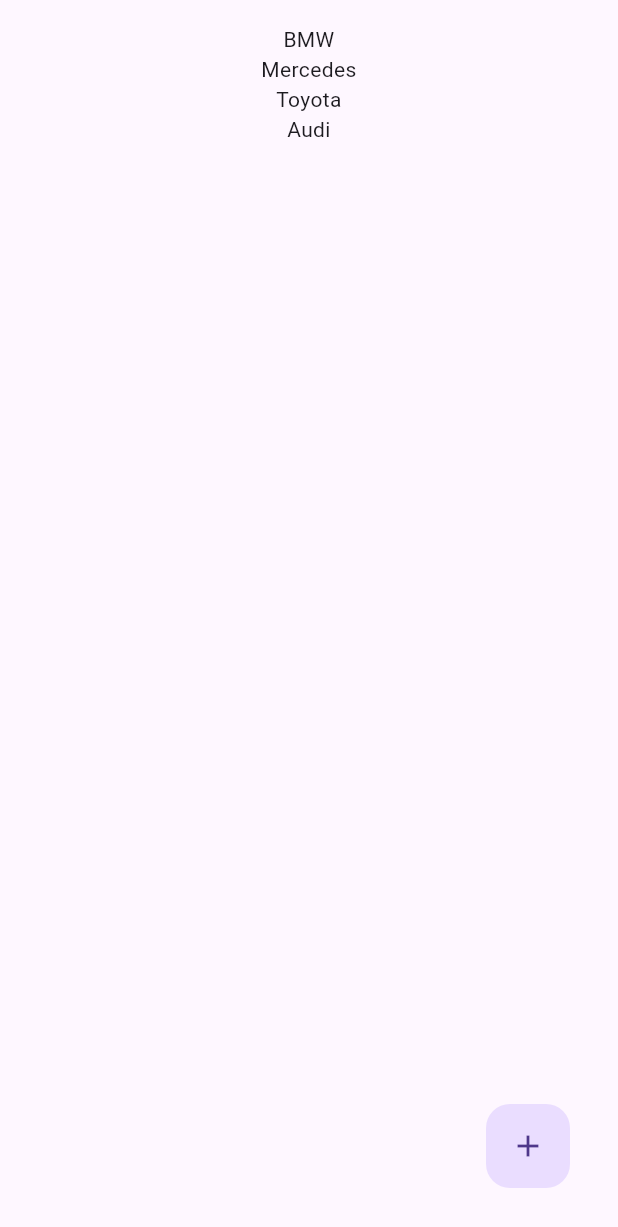
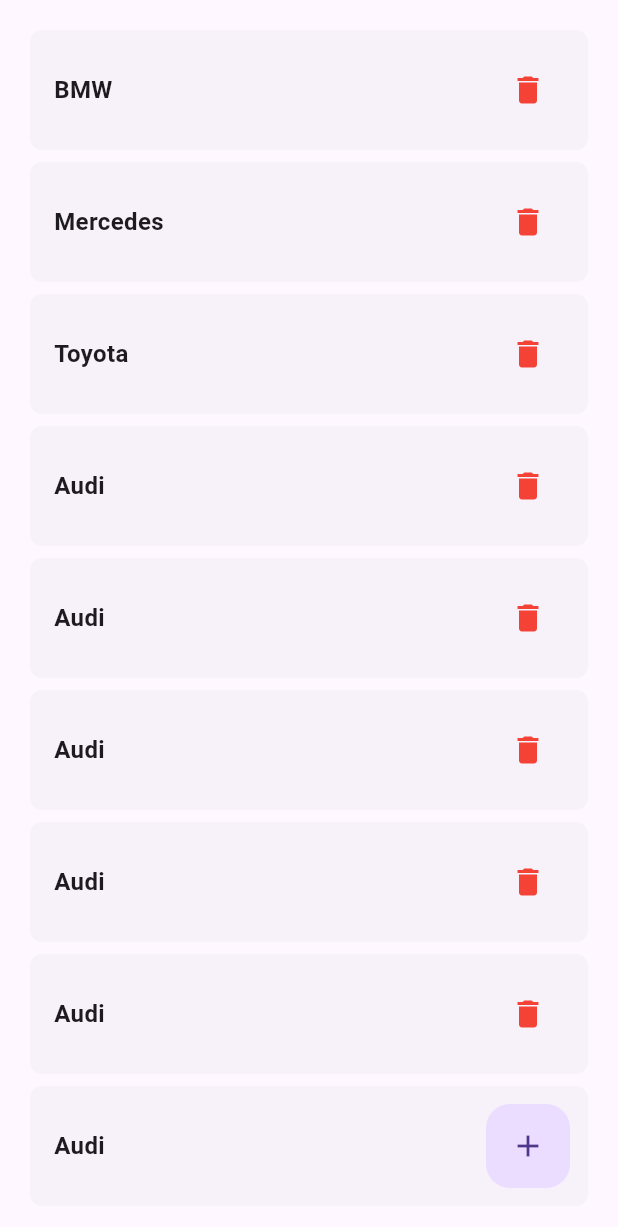
Before and after one commit to UbohyiPetro/inforce_test_task, a Flutter app: the screen it shows after launch, on a phone screen of 412 x 824 dp. Shown: the top 1227 px of the screen. Run offline on Flutter 3.47's test engine with Material 3 defaults, Android fonts, the phone set to English and light mode, and no system bars; our stand-ins replace get.

Commit message:
ITT-3: design car item component

```diff
--- /dev/null
+++ b/lib/cars/ui/car_item.dart
@@ -0,0 +1,40 @@
+import 'package:flutter/material.dart';
+import 'package:inforce_test_task/cars/ui/cars_screen.dart';
+
+class CarItem extends StatelessWidget {
+  final Car car;
+
+  const CarItem({super.key, required this.car});
+
+  @override
+  Widget build(BuildContext context) {
+    return Card(
+      elevation: 0,
+      shape: RoundedRectangleBorder(
+        borderRadius: BorderRadius.circular(8.0),
+      ),
+      child: Padding(
+        padding: const EdgeInsets.all(16.0),
+        child: Row(
+          children: [
+            Text(
+              car.make,
+              style: const TextStyle(
+                fontSize: 16,
+                fontWeight: FontWeight.w600,
+              ),
+            ),
+            const Spacer(),
+            IconButton(
+              onPressed: () {},
+              icon: const Icon(
+                Icons.delete,
+                color: Colors.red,
+              ),
+            ),
+          ],
+        ),
+      ),
+    );
+  }
+}
--- a/lib/cars/ui/cars_screen.dart
+++ b/lib/cars/ui/cars_screen.dart
@@ -1,4 +1,5 @@
 import 'package:flutter/material.dart';
+import 'package:inforce_test_task/cars/ui/car_item.dart';
 
 class CarsScreen extends StatelessWidget {
   const CarsScreen({super.key});
@@ -24,10 +25,7 @@ class CarsScreen extends StatelessWidget {
                   itemCount: cars.length,
                   itemBuilder: (BuildContext context, int index) {
                     var car = cars[index];
-                    return Text(
-                      car.make,
-                      textAlign: TextAlign.center,
-                    );
+                    return CarItem(car: car);
                   },
                 ),
               ),
@@ -45,6 +43,23 @@ List<Car> cars = [
   Car(make: "Mercedes"),
   Car(make: "Toyota"),
   Car(make: "Audi"),
+  Car(make: "Audi"),
+  Car(make: "Audi"),
+  Car(make: "Audi"),
+  Car(make: "Audi"),
+  Car(make: "Audi"),
+  Car(make: "Audi"),
+  Car(make: "Audi"),
+  Car(make: "Audi"),
+  Car(make: "Audi"),
+  Car(make: "Audi"),
+  Car(make: "Audi"),
+  Car(make: "Audi"),
+  Car(make: "Audi"),
+  Car(make: "Audi"),
+  Car(make: "Audi"),
+  Car(make: "Audi"),
+  Car(make: "Audi"),
 ];
 
 class Car {
```
